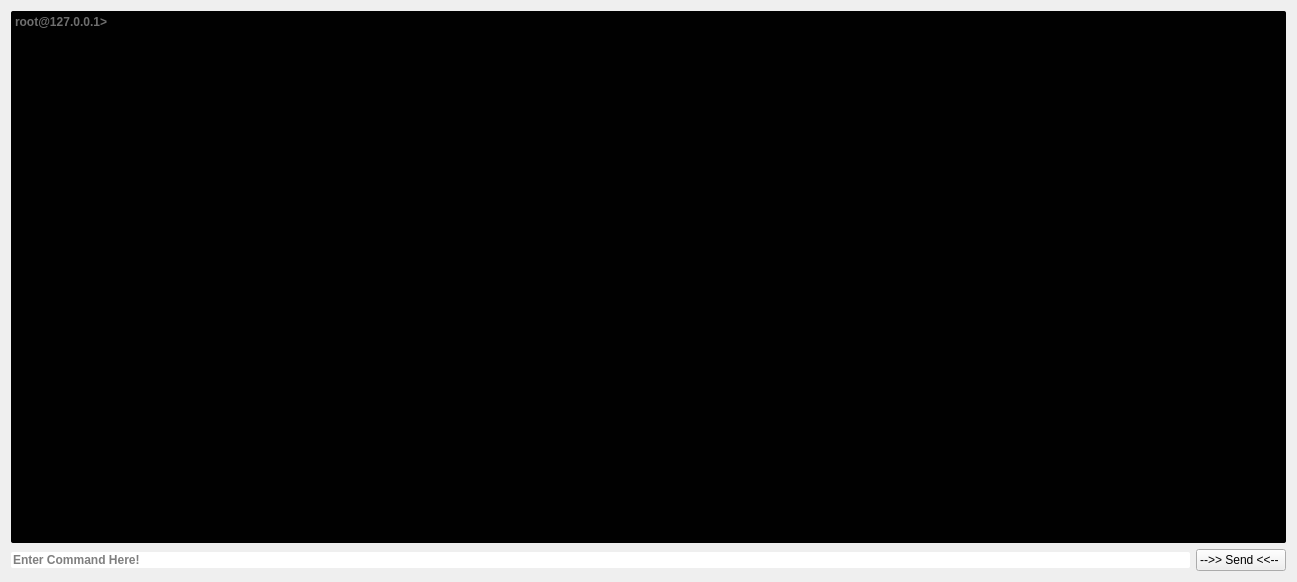
Qt form GUI/QtComponents/Console/console.ui (ryanq47/WhisperNet) before a commit.
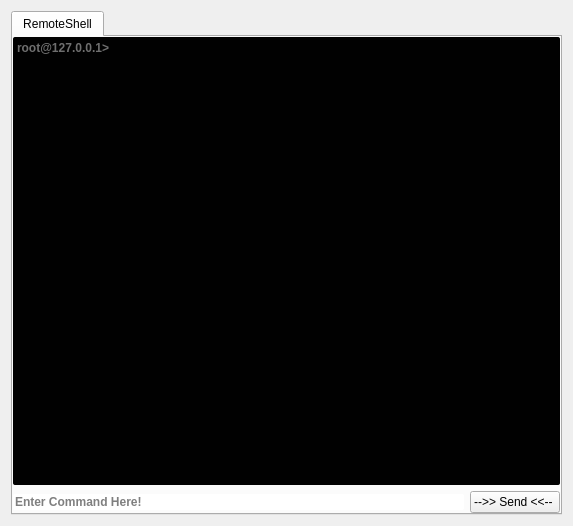
The same form after that commit.

The edit to the form file:
```diff
--- a/GUI/QtComponents/Console/console.ui
+++ b/GUI/QtComponents/Console/console.ui
@@ -6,16 +6,98 @@
    <rect>
     <x>0</x>
     <y>0</y>
-    <width>1297</width>
-    <height>582</height>
+    <width>573</width>
+    <height>526</height>
    </rect>
   </property>
   <property name="windowTitle">
    <string>Form</string>
   </property>
-  <layout class="QGridLayout" name="gridLayout_2">
-   <item row="0" column="0">
     <layout class="QGridLayout" name="gridLayout">
+   <item row="0" column="0">
+    <widget class="QTabWidget" name="c2_shell_tab_2">
+     <property name="minimumSize">
+      <size>
+       <width>0</width>
+       <height>0</height>
+      </size>
+     </property>
+     <property name="toolTip">
+      <string>Enter</string>
+     </property>
+     <property name="whatsThis">
+      <string>Enter</string>
+     </property>
+     <property name="autoFillBackground">
+      <bool>false</bool>
+     </property>
+     <property name="styleSheet">
+      <string notr="true"/>
+     </property>
+     <property name="tabShape">
+      <enum>QTabWidget::Rounded</enum>
+     </property>
+     <property name="currentIndex">
+      <number>0</number>
+     </property>
+     <property name="tabsClosable">
+      <bool>false</bool>
+     </property>
+     <property name="movable">
+      <bool>true</bool>
+     </property>
+     <widget class="QWidget" name="RemoteShell_Layout_2">
+      <attribute name="title">
+       <string>RemoteShell</string>
+      </attribute>
+      <layout class="QGridLayout" name="gridLayout_43">
+       <property name="leftMargin">
+        <number>0</number>
+       </property>
+       <property name="topMargin">
+        <number>0</number>
+       </property>
+       <property name="rightMargin">
+        <number>0</number>
+       </property>
+       <property name="bottomMargin">
+        <number>0</number>
+       </property>
+       <item row="1" column="1">
+        <widget class="QPushButton" name="simplec2_shell_send_2">
+         <property name="enabled">
+          <bool>true</bool>
+         </property>
+         <property name="toolTip">
+          <string>Hit the Enter Key</string>
+         </property>
+         <property name="text">
+          <string>--&gt;&gt; Send &lt;&lt;-- </string>
+         </property>
+         <property name="shortcut">
+          <string>Return</string>
+         </property>
+        </widget>
+       </item>
+       <item row="1" column="0">
+        <widget class="QLineEdit" name="simplec2_remoteshell_input_2">
+         <property name="font">
+          <font>
+           <weight>75</weight>
+           <bold>true</bold>
+          </font>
+         </property>
+         <property name="toolTip">
+          <string extracomment="Commands"/>
+         </property>
+         <property name="styleSheet">
+          <string notr="true">border-radius: 2px;</string>
+         </property>
+         <property name="placeholderText">
+          <string>Enter Command Here!</string>
+         </property>
+        </widget>
+       </item>
      <item row="0" column="0" colspan="2">
       <widget class="QTextEdit" name="simplec2_remoteshell_box_2">
        <property name="enabled">
@@ -220,42 +302,9 @@
        </property>
       </widget>
      </item>
-     <item row="1" column="0">
-      <widget class="QLineEdit" name="simplec2_remoteshell_input_2">
-       <property name="font">
-        <font>
-         <weight>75</weight>
-         <bold>true</bold>
-        </font>
-       </property>
-       <property name="toolTip">
-        <string extracomment="Commands"/>
-       </property>
-       <property name="styleSheet">
-        <string notr="true">border-radius: 2px;</string>
-       </property>
-       <property name="placeholderText">
-        <string>Enter Command Here!</string>
-       </property>
-      </widget>
-     </item>
-     <item row="1" column="1">
-      <widget class="QPushButton" name="simplec2_shell_send_2">
-       <property name="enabled">
-        <bool>true</bool>
-       </property>
-       <property name="toolTip">
-        <string>Hit the Enter Key</string>
-       </property>
-       <property name="text">
-        <string>--&gt;&gt; Send &lt;&lt;-- </string>
-       </property>
-       <property name="shortcut">
-        <string>Return</string>
-       </property>
-      </widget>
-     </item>
-    </layout>
+      </layout>
+     </widget>
+    </widget>
    </item>
   </layout>
  </widget>
```
Lines whose indentation alone changed are shown as unchanged.
